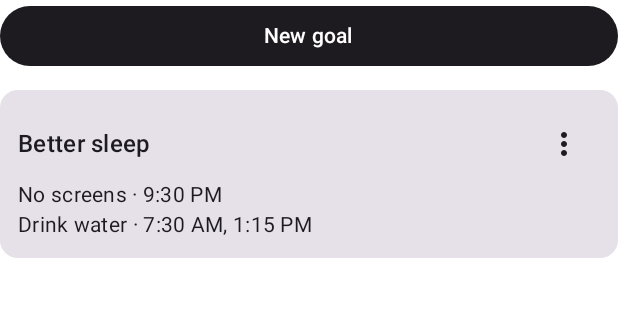
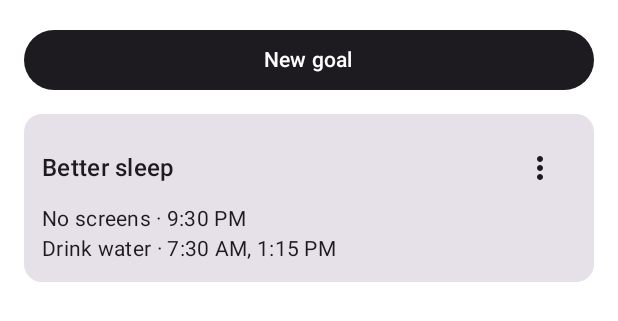
Before and after one commit to ClaudiaMarques1/one, an Android app built with Jetpack Compose: the @Preview function GoalsHomeContentPreview, on a phone screen of 412 x 824 dp. Shown: the top 321 px of the screen. Run offline under Robolectric (Android 15) with nearby library versions, the phone set to English and light mode, and no system bars.

Commit message:
fix(diary): pad the Goals list like the Journal list (16 / 16 / 24)

```diff
--- a/app/src/main/kotlin/app/theone/android/diary/goals/frontend/GoalsScreen.kt
+++ b/app/src/main/kotlin/app/theone/android/diary/goals/frontend/GoalsScreen.kt
@@ -85,6 +85,8 @@ fun GoalsHomeContent(
 ) {
     LazyColumn(
         modifier = Modifier.fillMaxWidth(),
+        // Same insets as the Journal tab's list (diary journal handoff 1a).
+        contentPadding = PaddingValues(start = 16.dp, end = 16.dp, top = 16.dp, bottom = 24.dp),
         verticalArrangement = Arrangement.spacedBy(12.dp)
     ) {
         item {
```
